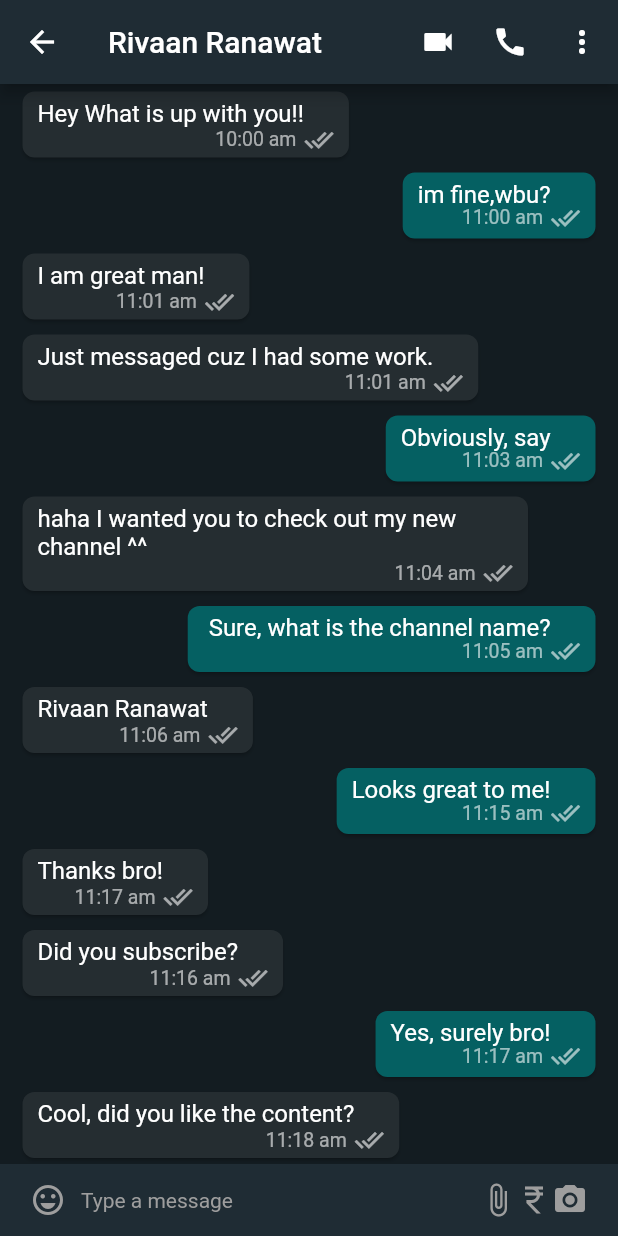
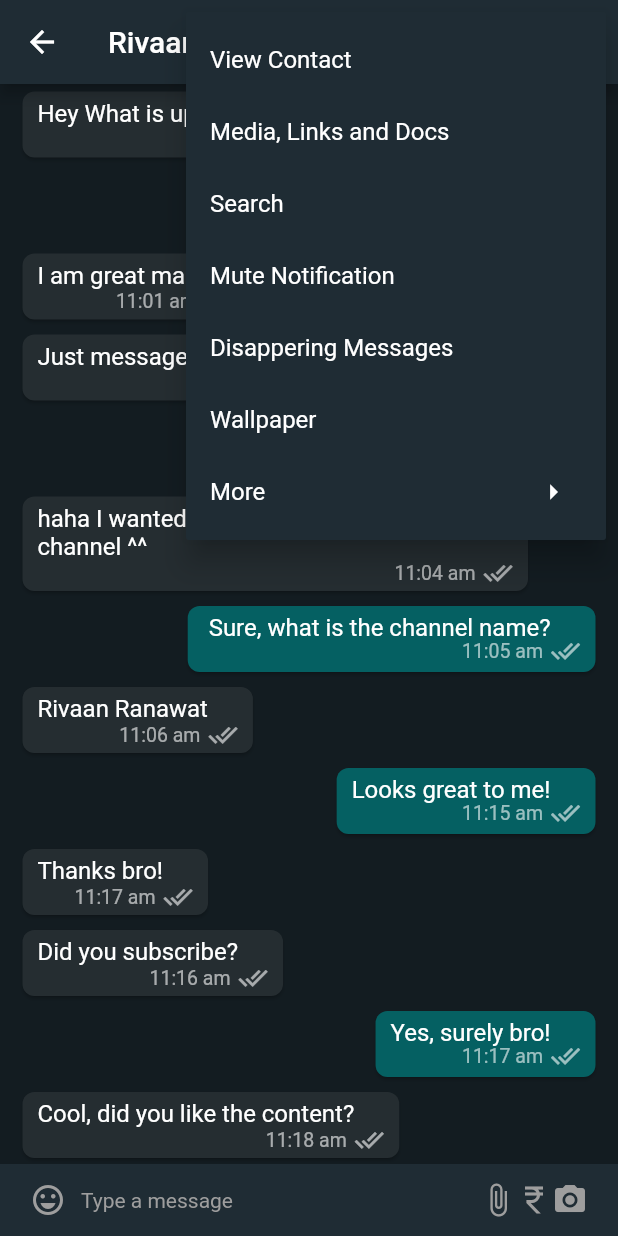
Before and after one commit to Arpitaagupta/Whatsapp-flutter-UI, a Flutter app: the MobileChatScreen screen opened directly, after a tap on the "more vert" icon, on a phone screen of 412 x 824 dp. Run offline on Flutter 3.47's test engine with Material 2 defaults, Android fonts, the phone set to English and light mode, and no system bars; our stand-ins replace matcher; network calls fail.

Commit message:
added a pop up menu for more_vert icon

```diff
--- a/lib/info.dart
+++ b/lib/info.dart
@@ -1,5 +1,5 @@
 const info = [
-/*   {
+  /*  {
     'name': 'Aanya Goyal',
     'message': 'Hey, Meeting at 8 pm today!',
     'time': '3:53 pm',
--- a/lib/screens/mobile_chat-screen.dart
+++ b/lib/screens/mobile_chat-screen.dart
@@ -30,12 +30,59 @@ class MobileChatScreen extends StatelessWidget {
               color: Colors.white,
             ),
           ),
-          IconButton(
+          /* IconButton(
             onPressed: () {},
             icon: const Icon(
               Icons.more_vert,
               color: Colors.white,
             ),
+          ), */
+          PopupMenuButton(
+            color: appBarColor,
+            shadowColor: Colors.black,
+            icon: const Icon(
+              Icons.more_vert,
+              color: Colors.white,
+            ),
+            itemBuilder: (context) => [
+              const PopupMenuItem(
+                value: 1,
+                child: Text("View Contact"),
+              ),
+              const PopupMenuItem(
+                value: 2,
+                child: Text("Media, Links and Docs"),
+              ),
+              const PopupMenuItem(
+                value: 3,
+                child: Text("Search"),
+              ),
+              const PopupMenuItem(
+                value: 4,
+                child: Text("Mute Notification"),
+              ),
+              const PopupMenuItem(
+                value: 5,
+                child: Text("Disappering Messages "),
+              ),
+              const PopupMenuItem(
+                value: 6,
+                child: Text("Wallpaper"),
+              ),
+              PopupMenuItem(
+                value: 7,
+                child: Row(
+                  children: const [
+                    Text('More'),
+                    Padding(
+                      padding: EdgeInsets.only(
+                          left: 180), // Adjust the padding as needed
+                      child: Icon(Icons.arrow_right),
+                    ),
+                  ],
+                ),
+              ),
+            ],
           ),
         ],
       ),
```
